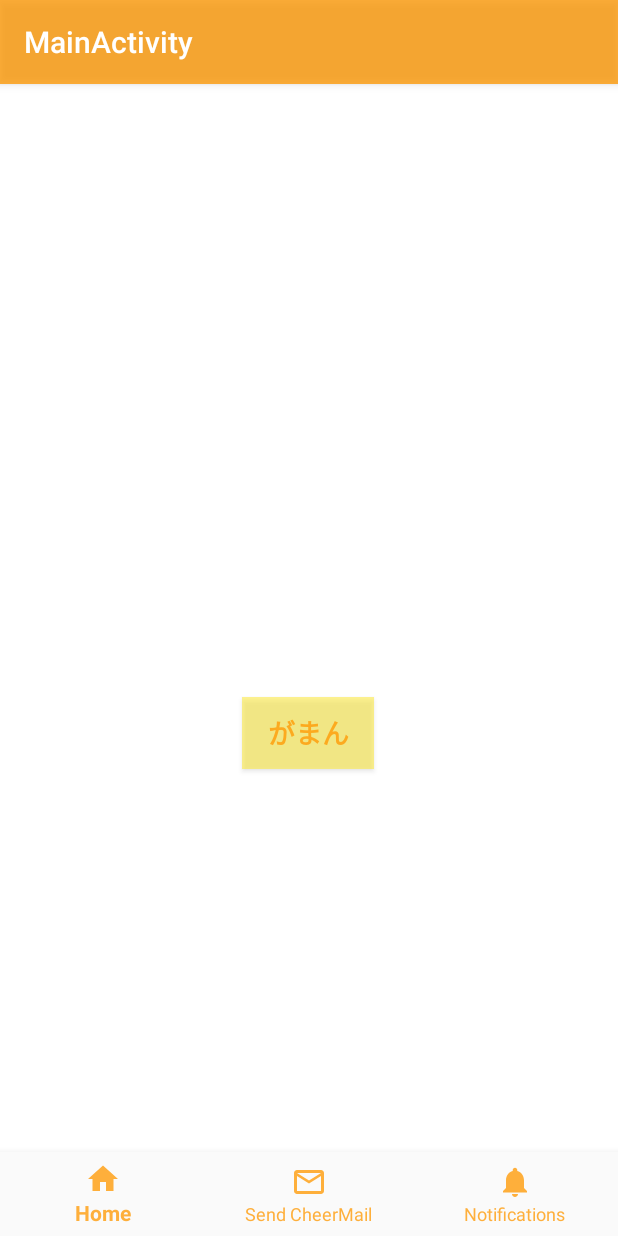
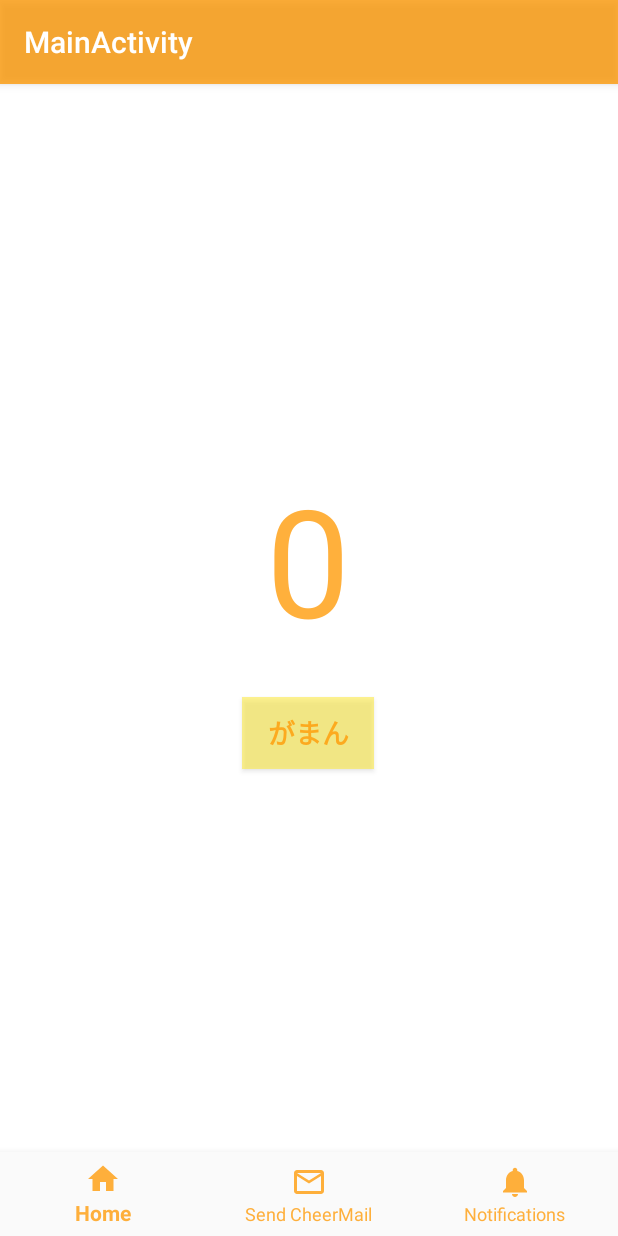
Before and after one commit to iroha-168/GamanCounter, an Android app: the HomeFragment screen opened directly, with no data from a screen before it, on a phone screen of 412 x 824 dp. Run offline under Robolectric (Android 15) with nearby library versions, the phone set to English and light mode, and no system bars; our stand-ins replace navigation-ui.

Commit message:
no message

```diff
--- a/app/src/main/res/layout/fragment_home.xml
+++ b/app/src/main/res/layout/fragment_home.xml
@@ -12,14 +12,14 @@
         android:layout_width="100dp"
         android:layout_height="wrap_content"
         android:layout_marginTop="250dp"
+        android:text="0"
         android:textAlignment="center"
         android:textColor="@color/colorPrimary"
         android:textSize="100sp"
         app:layout_constraintEnd_toEndOf="parent"
         app:layout_constraintHorizontal_bias="0.498"
         app:layout_constraintStart_toStartOf="parent"
-        app:layout_constraintTop_toTopOf="parent"
-        tools:text="0" />
+        app:layout_constraintTop_toTopOf="parent" />
 
     <Button
         android:id="@+id/count_button"
```
